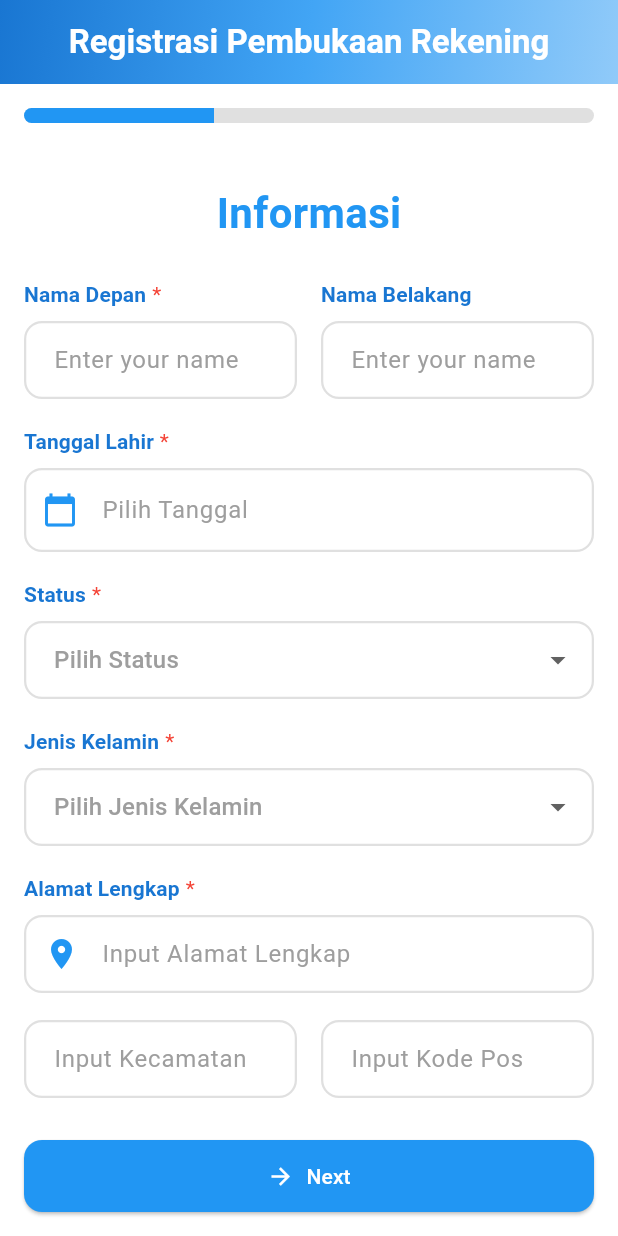
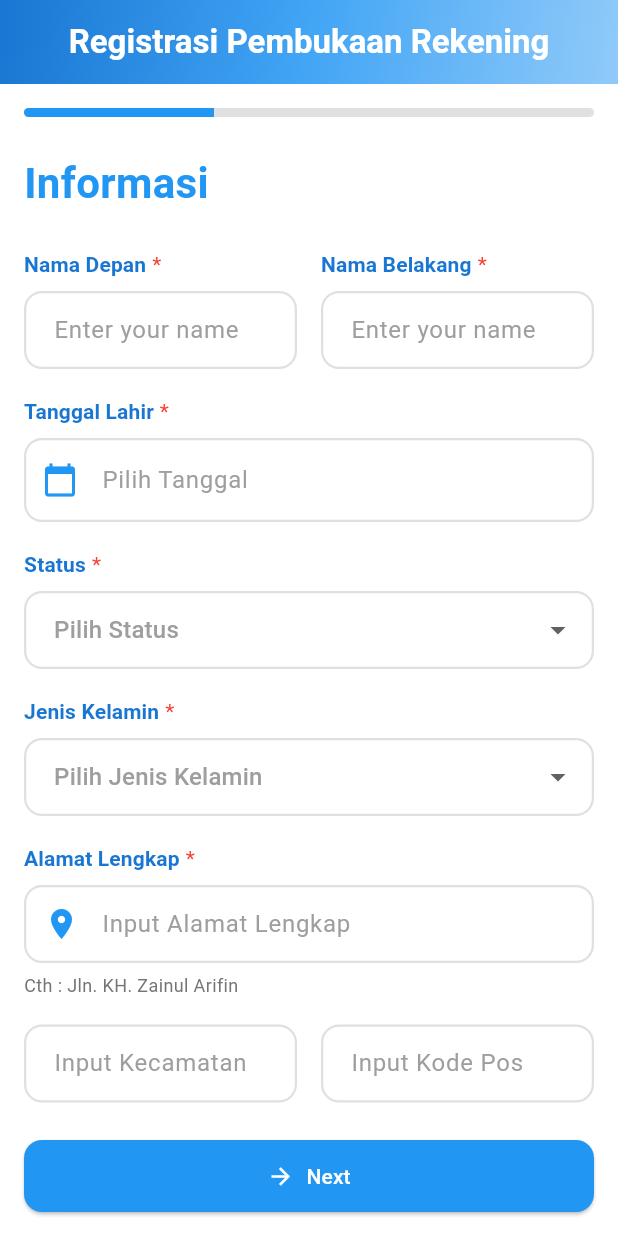
Before and after one commit to vincentc658/component_flutter, a Flutter app: the screen it shows after launch, on a phone screen of 412 x 824 dp. Run offline on Flutter 3.47's test engine with Material 3 defaults, Android fonts, the light colour scheme and no system bars; our stand-ins replace get; missing offline and left inert: dart:ffi.

Commit message:
add validation for field type input search drop down

```diff
--- a/lib/component/formField/form_helper.dart
+++ b/lib/component/formField/form_helper.dart
@@ -13,6 +13,9 @@ class FormHelper {
     for (var field in fields) {
       if (field.fieldType == ConstantsFormField.TYPE_INPUT_DROPDOWN) {
         dropdownValues[field.idTag] = null;
+      } else if (field.fieldType == ConstantsFormField.TYPE_INPUT_SEARCH_DROPDOWN) {
+        dropdownValues[field.idTag] = null;
+        controllers[field.idTag] = TextEditingController();
       } else {
         controllers[field.idTag] = TextEditingController();
       }
@@ -49,6 +52,8 @@ class FormHelper {
   String? getDropdownValue(String label) => dropdownValues[label];
 
   void setDropdownValue(String label, String? value) {
+    print('setDropdownValue $label $value');
+
     dropdownValues[label] = value;
   }
 }
--- a/lib/component/formField/input_field_dropdown_widget.dart
+++ b/lib/component/formField/input_field_dropdown_widget.dart
@@ -79,10 +79,7 @@ class InputFieldDropdownWidget extends StatelessWidget {
               horizontal: 16,
             ),
             errorText: errorText,
-            errorStyle: TextStyle(
-              color: Colors.red.shade700,
-              fontSize: 13,
-            ),
+            errorStyle:ConstantsStyling.textStyleError,
             filled: true,
             fillColor: Colors.white,
             border: ConstantsStyling.enabledBorder,
--- a/lib/constant/constants_form_field.dart
+++ b/lib/constant/constants_form_field.dart
@@ -1,4 +1,5 @@
 class ConstantsFormField{
   static int TYPE_INPUT_TEXT=1;
   static int TYPE_INPUT_DROPDOWN=2;
+  static int TYPE_INPUT_SEARCH_DROPDOWN=3;
 }
--- a/lib/constant/constants_styling.dart
+++ b/lib/constant/constants_styling.dart
@@ -15,5 +15,9 @@ class ConstantsStyling{
     borderRadius: BorderRadius.circular(12),
     borderSide: BorderSide(color: Colors.red.shade400, width: 1.5),
   );
+  static TextStyle textStyleError =TextStyle(
+    color: Colors.red.shade700,
+    fontSize: 13,
+  );
 
 }
--- a/lib/screen/form_information_screen.dart
+++ b/lib/screen/form_information_screen.dart
@@ -30,6 +30,7 @@ class FormInformationScreenState extends State<FormInformationScreen> {
   );
   FormFieldConfig configLastName = FormFieldConfig(
     idTag: 'LastName',
+    isRequired: true,
     label: 'Nama Belakang',
     hint: 'Enter your name',
     keyboardType: TextInputType.name,
@@ -38,9 +39,10 @@ class FormInformationScreenState extends State<FormInformationScreen> {
   FormFieldConfig configEmail = FormFieldConfig(
     idTag: 'Email',
     label: 'Email',
+    isRequired: true,
     hint: 'Enter your email',
     icon: Icons.email,
-    isRequired: true,
+
     keyboardType: TextInputType.emailAddress,
     fieldType: ConstantsFormField.TYPE_INPUT_TEXT,
   );
@@ -49,19 +51,21 @@ class FormInformationScreenState extends State<FormInformationScreen> {
     idTag: 'Status',
     label: 'Status',
     hint: 'Pilih Status',
+    isRequired: true,
     fieldType: ConstantsFormField.TYPE_INPUT_DROPDOWN,
-    isRequired: true,
+
     dropdownOptions: [
       DropdownOption(id: '1', name: 'Single'),
       DropdownOption(id: '3', name: 'Menikah'),
     ],
   );
   FormFieldConfig configSex = FormFieldConfig(
-    idTag: 'Sex',
+    idTag: 'Jenis Kelamin',
     label: 'Jenis Kelamin',
     hint: 'Pilih Jenis Kelamin',
+    isRequired: true,
     fieldType: ConstantsFormField.TYPE_INPUT_DROPDOWN,
-    isRequired: true,
+
     dropdownOptions: [
       DropdownOption(id: '1', name: 'Laki-Laki'),
       DropdownOption(id: '3', name: 'Perempuan'),
@@ -71,38 +75,44 @@ class FormInformationScreenState extends State<FormInformationScreen> {
     idTag: 'Tanggal Lahir',
     label: 'Tanggal Lahir',
     hint: 'Pilih Tanggal',
+    isRequired: true,
     fieldType: ConstantsFormField.TYPE_INPUT_TEXT,
-    isRequired: true,
+
   );
 
   FormFieldConfig configAddress = FormFieldConfig(
-    idTag: 'Full Address',
+    idTag: 'Alamat Lengkap',
     label: 'Alamat Lengkap',
     hint: 'Input Alamat Lengkap',
+    isRequired: true,
+    helper: 'Cth : Jln. KH. Zainul Arifin',
     fieldType: ConstantsFormField.TYPE_INPUT_TEXT,
-    isRequired: true,
+
     icon: Icons.location_on,
   );
   FormFieldConfig configPostalCode = FormFieldConfig(
     idTag: 'Kode Pos',
     helper: 'Kode Pos',
+    isRequired: true,
     hint: 'Input Kode Pos',
     fieldType: ConstantsFormField.TYPE_INPUT_TEXT,
-    isRequired: true,
+
   );
   FormFieldConfig configSubdistrict = FormFieldConfig(
     idTag: 'Kecamatan',
     helper: 'Kecamatan',
+    isRequired: true,
     hint: 'Input Kecamatan',
     fieldType: ConstantsFormField.TYPE_INPUT_TEXT,
-    isRequired: true,
+
   );
   FormFieldConfig configProvince = FormFieldConfig(
     idTag: 'Provinsi',
     helper: 'Provinsi',
+    isRequired: true,
     hint: 'Pilih Provinsi',
-    fieldType: ConstantsFormField.TYPE_INPUT_TEXT,
-    isRequired: true,
+    fieldType: ConstantsFormField.TYPE_INPUT_SEARCH_DROPDOWN,
+
     dropdownOptions: [
       DropdownOption(id: '1', name: 'Aceh'),
       DropdownOption(id: '2', name: 'Sumatera Utara'),
@@ -115,9 +125,10 @@ class FormInformationScreenState extends State<FormInformationScreen> {
   FormFieldConfig configAccountType = FormFieldConfig(
     idTag: 'Acc Type',
     label: 'Jenis Rekening',
+    isRequired: true,
     hint: 'Pilih Jenis Rekening',
     fieldType: ConstantsFormField.TYPE_INPUT_DROPDOWN,
-    isRequired: true,
+
     dropdownOptions: [
       DropdownOption(id: '1', name: 'Rekening Terbuka'),
       DropdownOption(id: '3', name: 'Rekening Test'),
@@ -132,6 +143,7 @@ class FormInformationScreenState extends State<FormInformationScreen> {
     setState(() {
       formHelper.validate();
     });
+    handleSubmit();
     return formHelper.isValid;
   }
 
@@ -170,9 +182,11 @@ class FormInformationScreenState extends State<FormInformationScreen> {
     if (formHelper.isValid) {
       for (var field in fieldsToValidate) {
         final value =
-            field.fieldType == ConstantsFormField.TYPE_INPUT_DROPDOWN
-                ? formHelper.getDropdownValue(field.idTag)
-                : formHelper.getText(field.idTag);
+        (field.fieldType == ConstantsFormField.TYPE_INPUT_DROPDOWN ||
+            field.fieldType == ConstantsFormField.TYPE_INPUT_SEARCH_DROPDOWN)
+            ? formHelper.getDropdownValue(field.idTag)
+            : formHelper.getText(field.idTag);
+
         print('${field.label}: $value');
       }
     }
@@ -186,6 +200,7 @@ class FormInformationScreenState extends State<FormInformationScreen> {
         child: Padding(
           padding: const EdgeInsets.symmetric(vertical: 16),
           child: Column(
+            crossAxisAlignment: CrossAxisAlignment.start,
             children: [
               Text(
                 "Informasi",
@@ -198,6 +213,7 @@ class FormInformationScreenState extends State<FormInformationScreen> {
               ),
               SizedBox(height: 24),
               Row(
+                crossAxisAlignment: CrossAxisAlignment.start,
                 children: [
                   Expanded(
                     child: InputFieldTextWidget(
@@ -252,6 +268,7 @@ class FormInformationScreenState extends State<FormInformationScreen> {
                 errorText: formHelper.errors[configAddress.idTag],
               ),
               Row(
+                crossAxisAlignment: CrossAxisAlignment.start,
                 children: [
                   Expanded(
                     child: InputFieldTextWidget(
@@ -276,6 +293,7 @@ class FormInformationScreenState extends State<FormInformationScreen> {
                 fieldConfig: configProvince,
                 controller: formHelper.controllers[configProvince.idTag]!,
                 errorText: formHelper.errors[configProvince.idTag],
+                isShowId: false,
                 onChanged: (value) {
                   setState(() {
                     formHelper.setDropdownValue(
--- a/lib/screen/form_registration_screen.dart
+++ b/lib/screen/form_registration_screen.dart
@@ -78,14 +78,14 @@ class _FormRegistrationScreenState extends State<FormRegistrationScreen> {
               borderRadius: BorderRadius.circular(10),
               child: LinearProgressIndicator(
                 value: (currentStep + 1) / totalSteps,
-                minHeight: 10,
+                minHeight: 6,
                 backgroundColor: Colors.grey[300],
                 valueColor: AlwaysStoppedAnimation<Color>(
                   ConstantsColor.PRIMARY,
                 ),
               ),
             ),
-            const SizedBox(height: 24),
+            const SizedBox(height: 8),
 
             // Form Card
             Expanded(
```
Also changed, not shown: lib/component/formField/input_field_search_dropdown.dart (+11 -14 lines).
